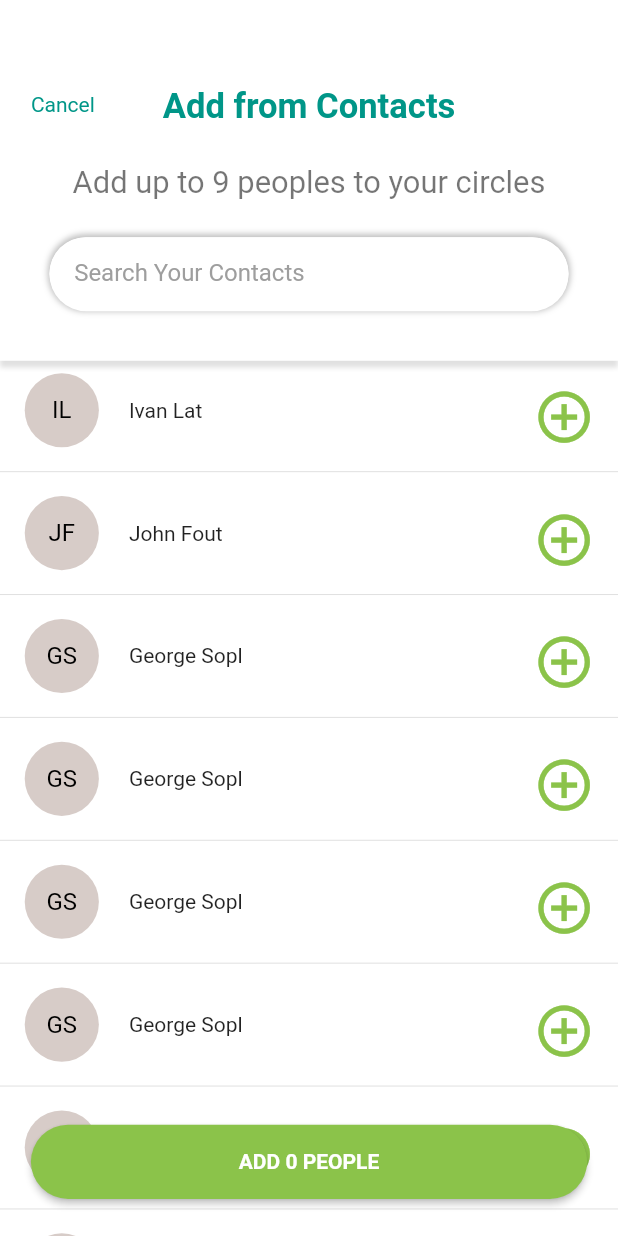
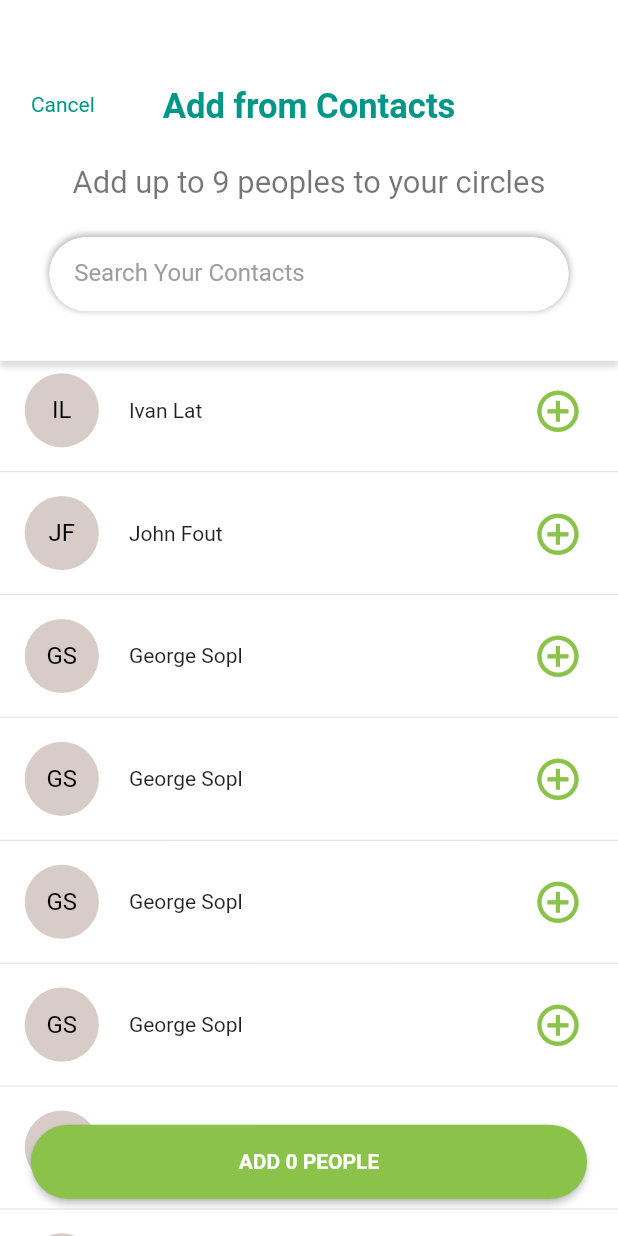
Before and after one commit to VPyskach/BasqApp, a Flutter app: the screen it shows after launch, after a tap on the "add" icon, on a phone screen of 412 x 824 dp. Run offline on Flutter 3.47's test engine with Material 2 defaults, Android fonts, the phone set to English and light mode, and no system bars; our stand-ins replace webview_flutter; network calls fail.

```diff
--- a/lib/contacts.dart
+++ b/lib/contacts.dart
@@ -184,7 +184,7 @@ class _ContactsScreenState extends State<ContactsScreen> {
                       contacts[index].isAdded
                           ? Icons.remove_circle
                           : Icons.add_circle_outline,
-                      size: 5 * dp,
+                      size: 4 * dp,
                     ),
                     color: Colors.lightGreen,
                   )),
--- a/lib/home.dart
+++ b/lib/home.dart
@@ -1,6 +1,7 @@
 import 'dart:math';
 import 'dart:ui';
 
+import 'package:basqapp/basquare_info.dart';
 import 'package:basqapp/chat.dart';
 import 'package:basqapp/contacts.dart';
 import 'package:basqapp/custom_avatar.dart';
@@ -45,11 +46,14 @@ class _AppHomePageState extends State<AppHomePage> {
                           height: 5 * dp,
                           child: Align(
                               alignment: Alignment.centerLeft,
-                              child: Icon(
-                                Icons.info_outline,
+                              child: IconButton(
+                                onPressed: (){
+                                  Navigator.push(context, MaterialPageRoute(builder: (context)=> BasquareInfo()));
+                                },
+                                icon: Icon(Icons.info_outline,
                                 color: Colors.teal,
-                                size: 4 * dp
-                              ))),
+                                size: 3 * dp
+                              )))),
                       Center(
                         child: Container(
                           height: 5 * dp,
--- a/lib/main.dart
+++ b/lib/main.dart
@@ -15,7 +15,7 @@ class MyApp extends StatelessWidget {
     return MaterialApp(
       debugShowCheckedModeBanner: false,
       theme: ThemeData(
-        primarySwatch: primaryColor,
+        primarySwatch: Colors.lightGreen,
       ),
       home: AppHomePage(),
     );
--- a/pubspec.yaml
+++ b/pubspec.yaml
@@ -20,6 +20,7 @@ dependencies:
   contacts_service: ^0.3.10
   flutter:
     sdk: flutter
+  webview_flutter: ^0.3.15+1
 
   # The following adds the Cupertino Icons font to your application.
   # Use with the CupertinoIcons class for iOS style icons.
```
Also changed, not shown: lib/basquare_info.dart (added, +30 -0 lines), pubspec.lock, 5 other files.
